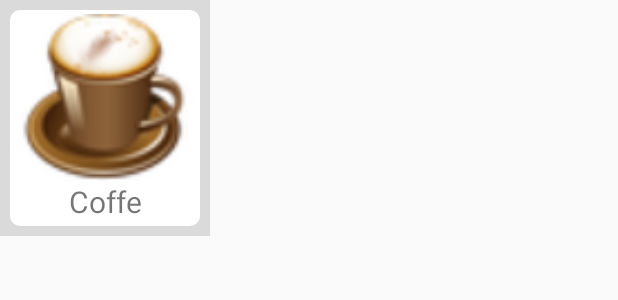
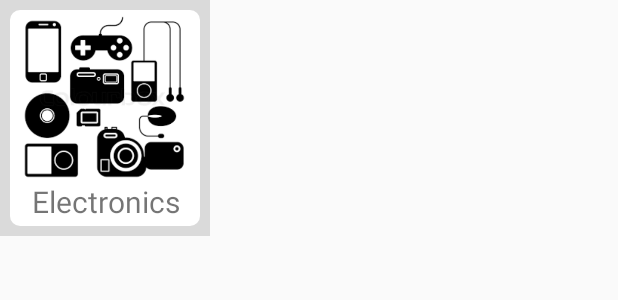
Before and after one commit to MauroTravieso/MDP_WalmartStore, an Android app: the layout shopping_ticket.xml on its own in the app's theme, with its tools: preview values and no code run, on a phone screen of 412 x 824 dp. Shown: the top 300 px of the screen. Run offline under Robolectric (Android 15) with nearby library versions, the phone set to English and light mode, and no system bars.

```diff
--- a/app/src/main/res/layout/shopping_details.xml
+++ b/app/src/main/res/layout/shopping_details.xml
@@ -15,7 +15,7 @@
         app:layout_constraintEnd_toEndOf="parent"
         app:layout_constraintStart_toStartOf="parent"
         app:layout_constraintTop_toTopOf="parent"
-        app:srcCompat="@drawable/espresso" />
+        app:srcCompat="@drawable/electronics" />
 
     <TextView
         android:id="@+id/tvName"
--- a/app/src/main/res/layout/shopping_ticket.xml
+++ b/app/src/main/res/layout/shopping_ticket.xml
@@ -18,14 +18,14 @@
             android:id="@+id/ivProductImage"
             android:layout_width="50pt"
             android:layout_height="50pt"
-            app:srcCompat="@drawable/espresso" />
+            app:srcCompat="@drawable/electronics" />
 
         <TextView
             android:id="@+id/tvName"
             android:layout_width="match_parent"
             android:layout_height="wrap_content"
             android:gravity="center"
-            android:text="Coffe"
+            android:text="Electronics"
             android:textSize="20sp" />
     </LinearLayout>
 </LinearLayout>
```
Also changed, not shown: app/src/main/res/drawable-v24/coffee_pot.png (deleted), app/src/main/res/drawable-v24/espresso.png (deleted), app/src/main/res/drawable-v24/french_fries.png (deleted), app/src/main/res/drawable-v24/honey.png (deleted), app/src/main/res/drawable-v24/strawberry_ice_cream.png (deleted), app/src/main/res/drawable-v24/sugar_cubes.png (deleted).
